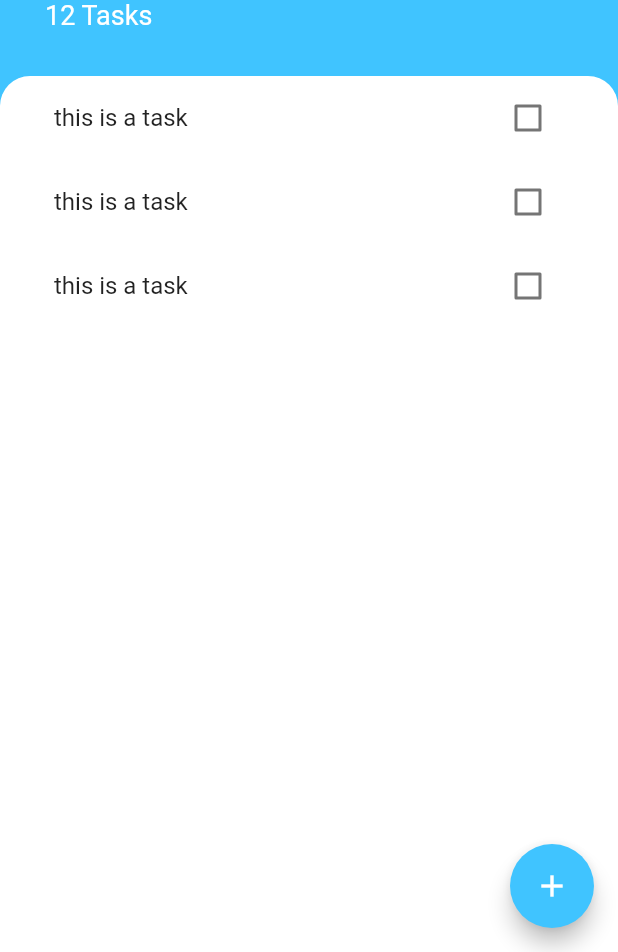
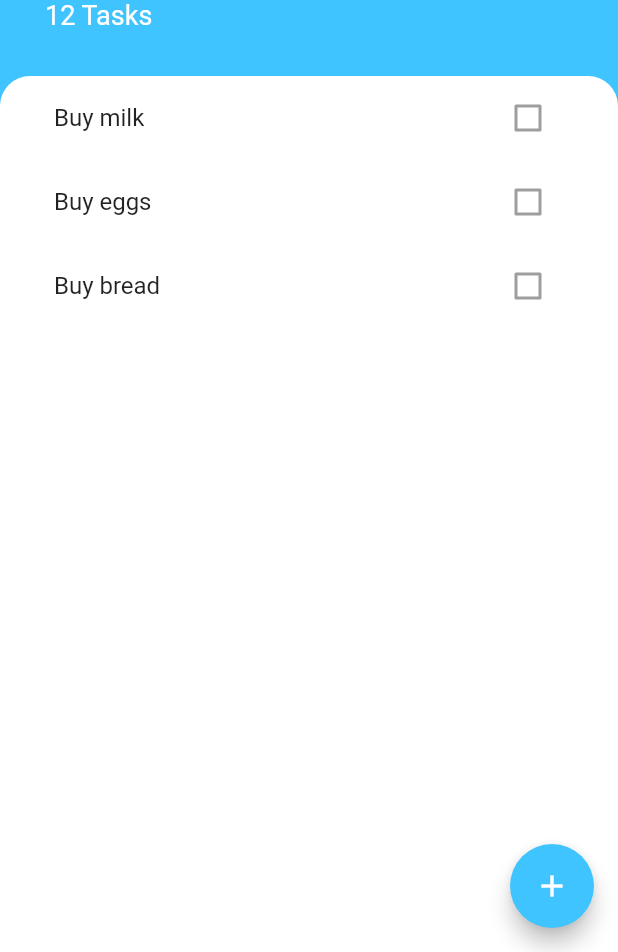
Before and after one commit to yisikawa/todoey_new, a Flutter app: the screen it shows after launch, on a phone screen of 412 x 824 dp, the part 284-1236 px from its top. Run offline on Flutter 3.47's test engine with Material 2 defaults, Android fonts, the phone set to English and light mode, and no system bars.

Commit message:
change task list

```diff
--- a/lib/widgets/tasks_list.dart
+++ b/lib/widgets/tasks_list.dart
@@ -19,9 +19,9 @@ class _TasksListState extends State<TasksList> {
   Widget build(BuildContext context) {
     return ListView(
       children: <Widget>[
-        TaskTile(),
-        TaskTile(),
-        TaskTile(),
+        TaskTile(taskTitle: tasks[0].name,isChecked: tasks[0].isDone,),
+        TaskTile(taskTitle: tasks[1].name,isChecked: tasks[1].isDone,),
+        TaskTile(taskTitle: tasks[2].name,isChecked: tasks[2].isDone,),
       ],
     );
   }
--- a/lib/widgets/tasks_tile.dart
+++ b/lib/widgets/tasks_tile.dart
@@ -1,27 +1,27 @@
 import 'package:flutter/material.dart';
 
-class TaskTile extends StatefulWidget {
-  @override
-  _TaskTileState createState() => _TaskTileState();
-}
+class TaskTile extends StatelessWidget {
 
-class _TaskTileState extends State<TaskTile> {
-  bool isChecked = false;
+  final bool isChecked ;
+  final String taskTitle;
+
+  TaskTile({this.isChecked,this.taskTitle});
 
   @override
   Widget build(BuildContext context) {
     return ListTile(
-      title: Text('this is a task',
+      title: Text(taskTitle,
       style: TextStyle(
         decoration: isChecked? TextDecoration.lineThrough:null,
       ),),
       trailing: TaskCheckbox(
       checkboxState: isChecked,
-      toggleCheckboxCallback: (bool checkboxState) {
-        setState(() {
-          isChecked = checkboxState;
-        });
-      },),
+//      toggleCheckboxCallback: (bool checkboxState) {
+//        setState(() {
+//          isChecked = checkboxState;
+//        });
+//      },
+      ),
     );
   }
 }
```
